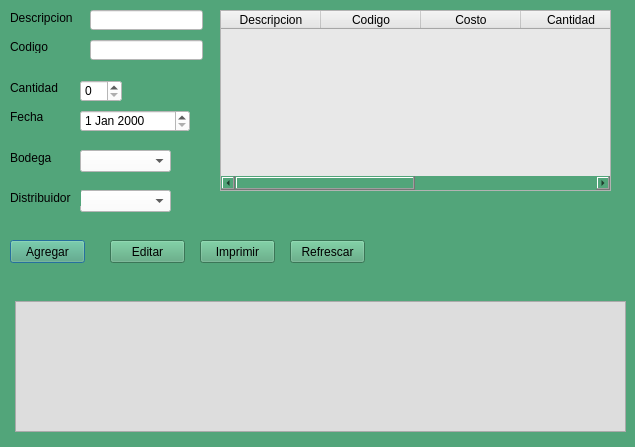
The window that Proyecto P2/UI/pedido.ui (piedrachin/proyecto) describes before a commit, drawn with Qt 5.
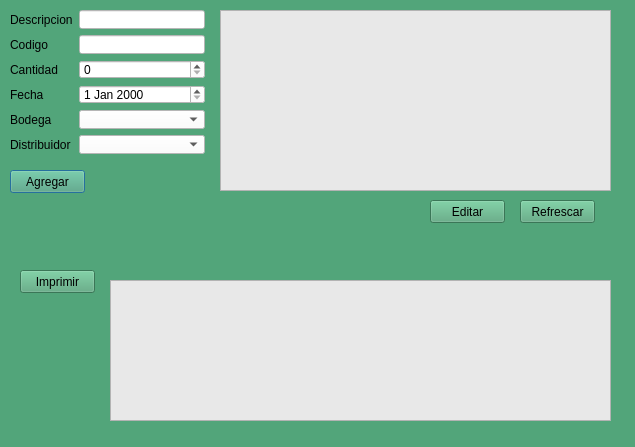
The same window after the commit.

Diff of the .ui file:
```diff
--- a/Proyecto P2/UI/pedido.ui
+++ b/Proyecto P2/UI/pedido.ui
@@ -17,175 +17,11 @@
    <string notr="true">background-color: rgb(82, 165, 122);
 </string>
   </property>
-  <widget class="QComboBox" name="cmbox_bodegas">
-   <property name="geometry">
-    <rect>
-     <x>80</x>
-     <y>150</y>
-     <width>91</width>
-     <height>22</height>
-    </rect>
-   </property>
-   <property name="styleSheet">
-    <string notr="true">background-color: rgb(255, 255, 255);</string>
-   </property>
-  </widget>
-  <widget class="QComboBox" name="cmbox_distribuidor">
-   <property name="geometry">
-    <rect>
-     <x>80</x>
-     <y>190</y>
-     <width>91</width>
-     <height>22</height>
-    </rect>
-   </property>
-   <property name="styleSheet">
-    <string notr="true">background-color: rgb(255, 255, 255);</string>
-   </property>
-  </widget>
-  <widget class="QLabel" name="label">
-   <property name="geometry">
-    <rect>
-     <x>10</x>
-     <y>190</y>
-     <width>71</width>
-     <height>16</height>
-    </rect>
-   </property>
-   <property name="text">
-    <string>Distribuidor</string>
-   </property>
-  </widget>
-  <widget class="QLabel" name="label_2">
-   <property name="geometry">
-    <rect>
-     <x>10</x>
-     <y>150</y>
-     <width>61</width>
-     <height>16</height>
-    </rect>
-   </property>
-   <property name="text">
-    <string>Bodega</string>
-   </property>
-  </widget>
-  <widget class="QLineEdit" name="txt_nombre_art">
-   <property name="geometry">
-    <rect>
-     <x>90</x>
-     <y>10</y>
-     <width>113</width>
-     <height>20</height>
-    </rect>
-   </property>
-   <property name="styleSheet">
-    <string notr="true">background-color: rgb(255, 255, 255);</string>
-   </property>
-  </widget>
-  <widget class="QLineEdit" name="txt_codigo_art">
-   <property name="geometry">
-    <rect>
-     <x>90</x>
-     <y>40</y>
-     <width>113</width>
-     <height>20</height>
-    </rect>
-   </property>
-   <property name="styleSheet">
-    <string notr="true">background-color: rgb(255, 255, 255);
-</string>
-   </property>
-  </widget>
-  <widget class="QSpinBox" name="spBox_cantidad">
-   <property name="geometry">
-    <rect>
-     <x>80</x>
-     <y>80</y>
-     <width>42</width>
-     <height>22</height>
-    </rect>
-   </property>
-   <property name="styleSheet">
-    <string notr="true">background-color: rgb(255, 255, 255);</string>
-   </property>
-   <property name="maximum">
-    <number>2000</number>
-   </property>
-  </widget>
-  <widget class="QDateEdit" name="dateEdit">
-   <property name="geometry">
-    <rect>
-     <x>80</x>
-     <y>110</y>
-     <width>110</width>
-     <height>22</height>
-    </rect>
-   </property>
-   <property name="styleSheet">
-    <string notr="true">background-color: rgb(255, 255, 255);
-</string>
-   </property>
-  </widget>
-  <widget class="QLabel" name="label_3">
-   <property name="geometry">
-    <rect>
-     <x>10</x>
-     <y>10</y>
-     <width>71</width>
-     <height>16</height>
-    </rect>
-   </property>
-   <property name="styleSheet">
-    <string notr="true"/>
-   </property>
-   <property name="text">
-    <string>Descripcion</string>
-   </property>
-  </widget>
-  <widget class="QLabel" name="label_5">
-   <property name="geometry">
-    <rect>
-     <x>10</x>
-     <y>80</y>
-     <width>61</width>
-     <height>16</height>
-    </rect>
-   </property>
-   <property name="text">
-    <string>Cantidad</string>
-   </property>
-  </widget>
-  <widget class="QLabel" name="label_6">
-   <property name="geometry">
-    <rect>
-     <x>10</x>
-     <y>110</y>
-     <width>47</width>
-     <height>13</height>
-    </rect>
-   </property>
-   <property name="text">
-    <string>Fecha</string>
-   </property>
-  </widget>
-  <widget class="QLabel" name="label_4">
-   <property name="geometry">
-    <rect>
-     <x>10</x>
-     <y>40</y>
-     <width>47</width>
-     <height>13</height>
-    </rect>
-   </property>
-   <property name="text">
-    <string>Codigo</string>
-   </property>
-  </widget>
   <widget class="QPushButton" name="btn_agregar_tabla">
    <property name="geometry">
     <rect>
      <x>10</x>
-     <y>240</y>
+     <y>170</y>
      <width>75</width>
      <height>23</height>
     </rect>
@@ -197,8 +33,8 @@
   <widget class="QPushButton" name="btn_editar_tabla">
    <property name="geometry">
     <rect>
-     <x>110</x>
-     <y>240</y>
+     <x>430</x>
+     <y>200</y>
      <width>75</width>
      <height>23</height>
     </rect>
@@ -210,8 +46,8 @@
   <widget class="QPushButton" name="btn_imprimir">
    <property name="geometry">
     <rect>
-     <x>200</x>
-     <y>240</y>
+     <x>20</x>
+     <y>270</y>
      <width>75</width>
      <height>23</height>
     </rect>
@@ -220,20 +56,6 @@
     <string>Imprimir</string>
    </property>
   </widget>
-  <widget class="QListWidget" name="tbl_lista_por_imp">
-   <property name="geometry">
-    <rect>
-     <x>15</x>
-     <y>301</y>
-     <width>611</width>
-     <height>131</height>
-    </rect>
-   </property>
-   <property name="styleSheet">
-    <string notr="true">
-background-color: rgb(221, 221, 221);</string>
-   </property>
-  </widget>
   <widget class="QTableWidget" name="tbl_lista_articulos_regis">
    <property name="geometry">
     <rect>
@@ -247,42 +69,12 @@
     <string notr="true">
 background-color: rgb(232, 232, 232);</string>
    </property>
-   <column>
-    <property name="text">
-     <string>Descripcion</string>
-    </property>
-   </column>
-   <column>
-    <property name="text">
-     <string>Codigo</string>
-    </property>
-   </column>
-   <column>
-    <property name="text">
-     <string>Costo</string>
-    </property>
-   </column>
-   <column>
-    <property name="text">
-     <string>Cantidad</string>
-    </property>
-   </column>
-   <column>
-    <property name="text">
-     <string>Fecha</string>
-    </property>
-   </column>
-   <column>
-    <property name="text">
-     <string>Bodega</string>
-    </property>
-   </column>
   </widget>
   <widget class="QPushButton" name="btn_refrescar_vent">
    <property name="geometry">
     <rect>
-     <x>290</x>
-     <y>240</y>
+     <x>520</x>
+     <y>200</y>
      <width>75</width>
      <height>23</height>
     </rect>
@@ -291,6 +83,123 @@
     <string>Refrescar</string>
    </property>
   </widget>
+  <widget class="QListView" name="tbl_lista_por_imp">
+   <property name="geometry">
+    <rect>
+     <x>110</x>
+     <y>280</y>
+     <width>501</width>
+     <height>141</height>
+    </rect>
+   </property>
+   <property name="styleSheet">
+    <string notr="true">background-color: rgb(232, 232, 232);</string>
+   </property>
+  </widget>
+  <widget class="QWidget" name="">
+   <property name="geometry">
+    <rect>
+     <x>10</x>
+     <y>10</y>
+     <width>195</width>
+     <height>144</height>
+    </rect>
+   </property>
+   <layout class="QGridLayout" name="gridLayout">
+    <item row="0" column="0">
+     <widget class="QLabel" name="label_3">
+      <property name="styleSheet">
+       <string notr="true"/>
+      </property>
+      <property name="text">
+       <string>Descripcion</string>
+      </property>
+     </widget>
+    </item>
+    <item row="0" column="1">
+     <widget class="QLineEdit" name="txt_nombre_art">
+      <property name="styleSheet">
+       <string notr="true">background-color: rgb(255, 255, 255);</string>
+      </property>
+     </widget>
+    </item>
+    <item row="1" column="0">
+     <widget class="QLabel" name="label_4">
+      <property name="text">
+       <string>Codigo</string>
+      </property>
+     </widget>
+    </item>
+    <item row="1" column="1">
+     <widget class="QLineEdit" name="txt_codigo_art">
+      <property name="styleSheet">
+       <string notr="true">background-color: rgb(255, 255, 255);
+</string>
+      </property>
+     </widget>
+    </item>
+    <item row="2" column="0">
+     <widget class="QLabel" name="label_5">
+      <property name="text">
+       <string>Cantidad</string>
+      </property>
+     </widget>
+    </item>
+    <item row="2" column="1">
+     <widget class="QSpinBox" name="spBox_cantidad">
+      <property name="styleSheet">
+       <string notr="true">background-color: rgb(255, 255, 255);</string>
+      </property>
+      <property name="maximum">
+       <number>2000</number>
+      </property>
+     </widget>
+    </item>
+    <item row="3" column="0">
+     <widget class="QLabel" name="label_6">
+      <property name="text">
+       <string>Fecha</string>
+      </property>
+     </widget>
+    </item>
+    <item row="3" column="1">
+     <widget class="QDateEdit" name="dateEdit">
+      <property name="styleSheet">
+       <string notr="true">background-color: rgb(255, 255, 255);
+</string>
+      </property>
+     </widget>
+    </item>
+    <item row="4" column="0">
+     <widget class="QLabel" name="label_2">
+      <property name="text">
+       <string>Bodega</string>
+      </property>
+     </widget>
+    </item>
+    <item row="4" column="1">
+     <widget class="QComboBox" name="cmbox_bodegas">
+      <property name="styleSheet">
+       <string notr="true">background-color: rgb(255, 255, 255);</string>
+      </property>
+     </widget>
+    </item>
+    <item row="5" column="0">
+     <widget class="QLabel" name="label">
+      <property name="text">
+       <string>Distribuidor</string>
+      </property>
+     </widget>
+    </item>
+    <item row="5" column="1">
+     <widget class="QComboBox" name="cmbox_distribuidor">
+      <property name="styleSheet">
+       <string notr="true">background-color: rgb(255, 255, 255);</string>
+      </property>
+     </widget>
+    </item>
+   </layout>
+  </widget>
   <zorder>cmbox_distribuidor</zorder>
   <zorder>label</zorder>
   <zorder>label_2</zorder>
```
Left out of the diff: 2 changed lines with no effect on the pictures.
